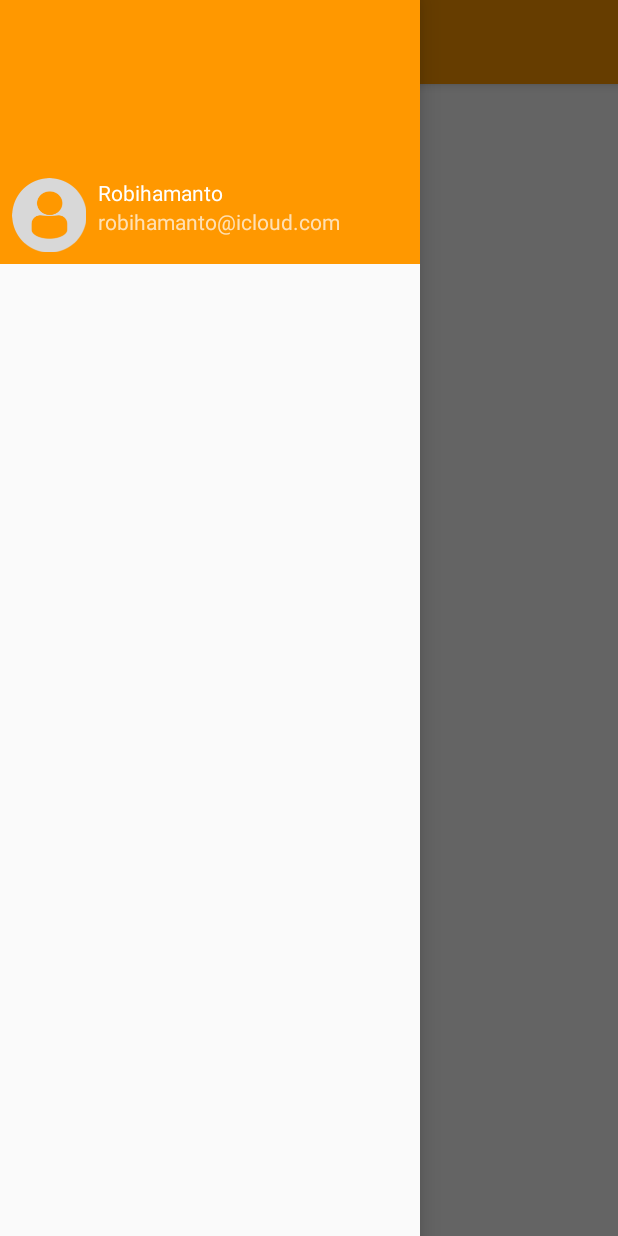
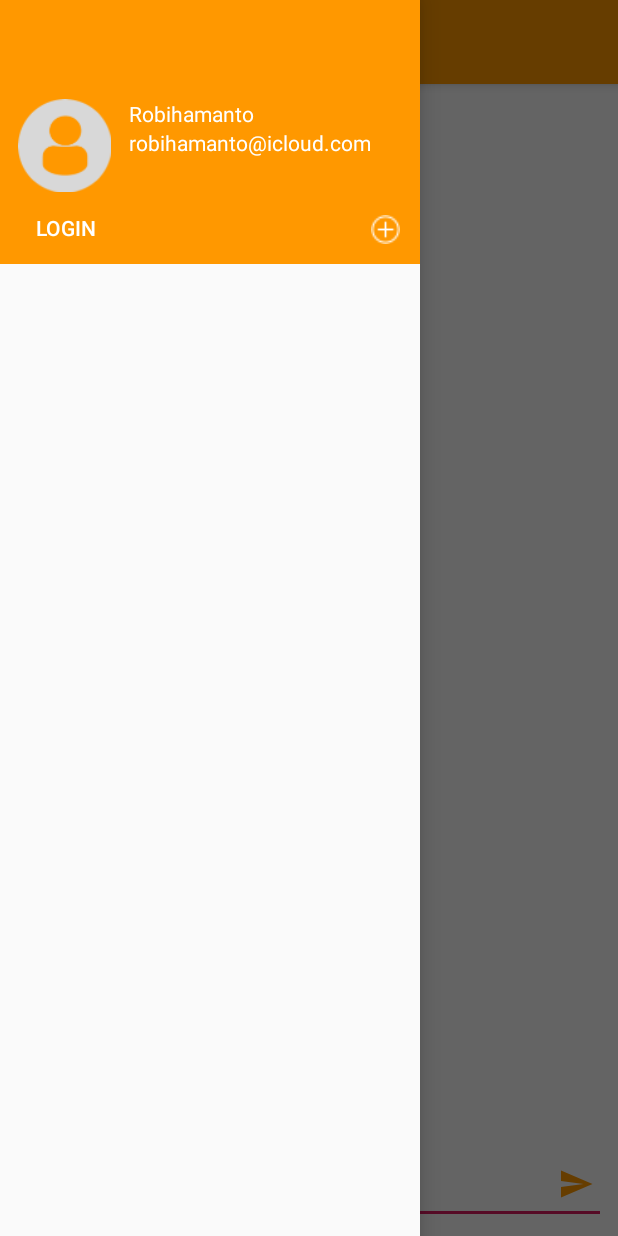
Before and after one commit to Robihamanto/smack-android, an Android app: the screen it shows after launch (MainActivity), with the side drawer open, on a phone screen of 412 x 824 dp. Run offline under Robolectric (Android 15) with nearby library versions, the phone set to English and light mode, and no system bars.

Commit message:
added main view for chat

```diff
--- a/app/build.gradle
+++ b/app/build.gradle
@@ -31,4 +31,5 @@ dependencies {
     testImplementation 'junit:junit:4.12'
     androidTestImplementation 'com.android.support.test:runner:1.0.2'
     androidTestImplementation 'com.android.support.test.espresso:espresso-core:3.0.2'
+    implementation 'com.android.support:recyclerview-v7:28.0.0'
 }
--- a/app/src/main/java/com/learn/smackandroid/MainActivity.kt
+++ b/app/src/main/java/com/learn/smackandroid/MainActivity.kt
@@ -11,6 +11,7 @@ import android.support.design.widget.NavigationView
 import android.support.v7.app.AppCompatActivity
 import android.support.v7.widget.Toolbar
 import android.view.Menu
+import android.view.View
 
 class MainActivity : AppCompatActivity() {
 
@@ -38,4 +39,16 @@ class MainActivity : AppCompatActivity() {
             super.onBackPressed()
         }
     }
+
+    fun loginButtonDidTap(view: View) {
+
+    }
+
+    fun addChannelButtonDidTap(view: View) {
+
+    }
+
+    fun sendButtonDidTap(view: View) {
+
+    }
 }
--- a/app/src/main/res/layout/content_main.xml
+++ b/app/src/main/res/layout/content_main.xml
@@ -12,10 +12,35 @@
     <TextView
             android:layout_width="wrap_content"
             android:layout_height="wrap_content"
-            android:text="Hello World!"
-            app:layout_constraintBottom_toBottomOf="parent"
+            android:text="Please Login!"
             app:layout_constraintLeft_toLeftOf="parent"
             app:layout_constraintRight_toRightOf="parent"
-            app:layout_constraintTop_toTopOf="parent"/>
+            app:layout_constraintTop_toTopOf="parent" android:layout_marginTop="16dp" android:id="@+id/descTextView"/>
+    <EditText
+            android:layout_width="0dp"
+            android:layout_height="wrap_content"
+            android:inputType="textMultiLine"
+            android:gravity="start|top"
+            android:ems="10"
+            android:id="@+id/messageTextField"
+            android:textColor="@android:color/black" android:layout_marginStart="8dp"
+            app:layout_constraintStart_toStartOf="parent" android:layout_marginEnd="8dp"
+            app:layout_constraintEnd_toEndOf="parent" android:layout_marginBottom="8dp"
+            app:layout_constraintBottom_toBottomOf="parent" android:hint="Type Message"/>
+    <android.support.v7.widget.RecyclerView
+            android:layout_width="0dp"
+            android:layout_height="0dp"
+            app:layout_constraintTop_toTopOf="parent" app:layout_constraintStart_toStartOf="parent"
+            app:layout_constraintBottom_toTopOf="@+id/messageTextField"
+            app:layout_constraintEnd_toEndOf="parent" android:id="@+id/messageListView"/>
+    <ImageButton
+            android:layout_width="wrap_content"
+            android:layout_height="wrap_content" app:srcCompat="@drawable/ic_menu_send"
+            android:id="@+id/sendButton"
+            app:layout_constraintTop_toBottomOf="@+id/messageListView"
+            app:layout_constraintBottom_toBottomOf="@+id/messageTextField"
+            app:layout_constraintEnd_toEndOf="@+id/messageTextField" android:layout_marginEnd="8dp"
+            android:tint="@color/colorPrimary" android:background="@android:color/transparent"
+            android:layout_marginBottom="8dp" android:onClick="sendButtonDidTap"/>
 
 </android.support.constraint.ConstraintLayout>
--- a/app/src/main/res/layout/nav_header_main.xml
+++ b/app/src/main/res/layout/nav_header_main.xml
@@ -9,15 +9,15 @@
         android:gravity="bottom" android:id="@+id/linearLayout">
 
     <ImageView
-            android:layout_width="wrap_content"
-            android:layout_height="wrap_content"
+            android:layout_width="70dp"
+            android:layout_height="70dp"
             android:paddingTop="@dimen/nav_header_vertical_spacing"
             app:srcCompat="@drawable/profiledefault"
             android:contentDescription="@string/nav_header_desc"
-            android:id="@+id/imageView"
+            android:id="@+id/userImageNavHeader"
             android:layout_marginStart="8dp"
-            app:layout_constraintStart_toStartOf="parent" android:layout_marginBottom="8dp"
-            app:layout_constraintBottom_toBottomOf="parent"/>
+            app:layout_constraintStart_toStartOf="parent"
+            android:layout_marginBottom="8dp" app:layout_constraintBottom_toTopOf="@+id/loginButton"/>
 
     <TextView
             android:layout_width="wrap_content"
@@ -25,17 +25,36 @@
             android:paddingTop="@dimen/nav_header_vertical_spacing"
             android:text="Robihamanto"
             android:textAppearance="@style/TextAppearance.AppCompat.Body1"
-            android:id="@+id/textView2"
-            app:layout_constraintStart_toEndOf="@+id/imageView"
-            android:layout_marginStart="8dp" app:layout_constraintTop_toTopOf="@+id/imageView"
-    />
+            android:id="@+id/usernameTextViewNavHeader"
+            app:layout_constraintStart_toEndOf="@+id/userImageNavHeader"
+            android:layout_marginStart="8dp" app:layout_constraintTop_toTopOf="@+id/userImageNavHeader"
+            android:textColor="@android:color/white"/>
 
     <TextView
             android:layout_width="wrap_content"
             android:layout_height="wrap_content"
             android:text="robihamanto@icloud.com"
-            android:id="@+id/textView"
-            app:layout_constraintStart_toStartOf="@+id/textView2"
-            app:layout_constraintTop_toBottomOf="@+id/textView2"/>
+            android:id="@+id/emailTextViewNavHeader"
+            app:layout_constraintStart_toStartOf="@+id/usernameTextViewNavHeader"
+            app:layout_constraintTop_toBottomOf="@+id/usernameTextViewNavHeader" android:textColor="@android:color/white"/>
+    <ImageButton
+            android:layout_width="30dp"
+            android:layout_height="30dp" app:srcCompat="@drawable/addchannelbutton"
+            android:id="@+id/addChannelButtonNavHeader"
+            android:background="@android:color/transparent" android:scaleType="fitXY" android:padding="5dp"
+            android:layout_marginBottom="8dp" app:layout_constraintBottom_toBottomOf="parent"
+            android:layout_marginEnd="8dp" app:layout_constraintEnd_toEndOf="parent"
+            android:onClick="addChannelButtonDidTap"/>
+    <Button
+            android:text="LOGIN"
+            android:layout_width="wrap_content"
+            android:layout_height="32dp"
+            android:id="@+id/loginButton"
+            android:background="@android:color/transparent"
+            android:layout_marginBottom="8dp"
+            app:layout_constraintBottom_toBottomOf="parent" android:textColor="@android:color/white"
+            android:onClick="loginButtonDidTap" android:textAlignment="center"
+            app:layout_constraintStart_toStartOf="@+id/userImageNavHeader"
+            app:layout_constraintEnd_toEndOf="@+id/userImageNavHeader"/>
 
 </android.support.constraint.ConstraintLayout>
```
